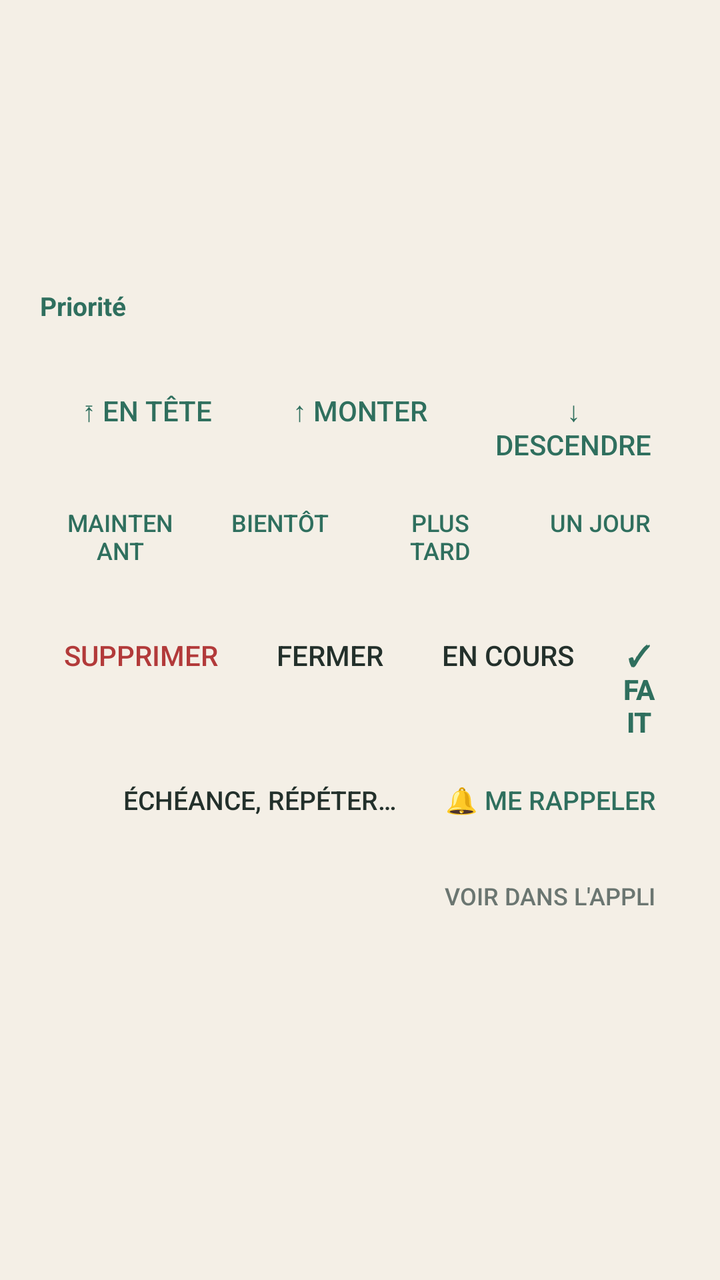
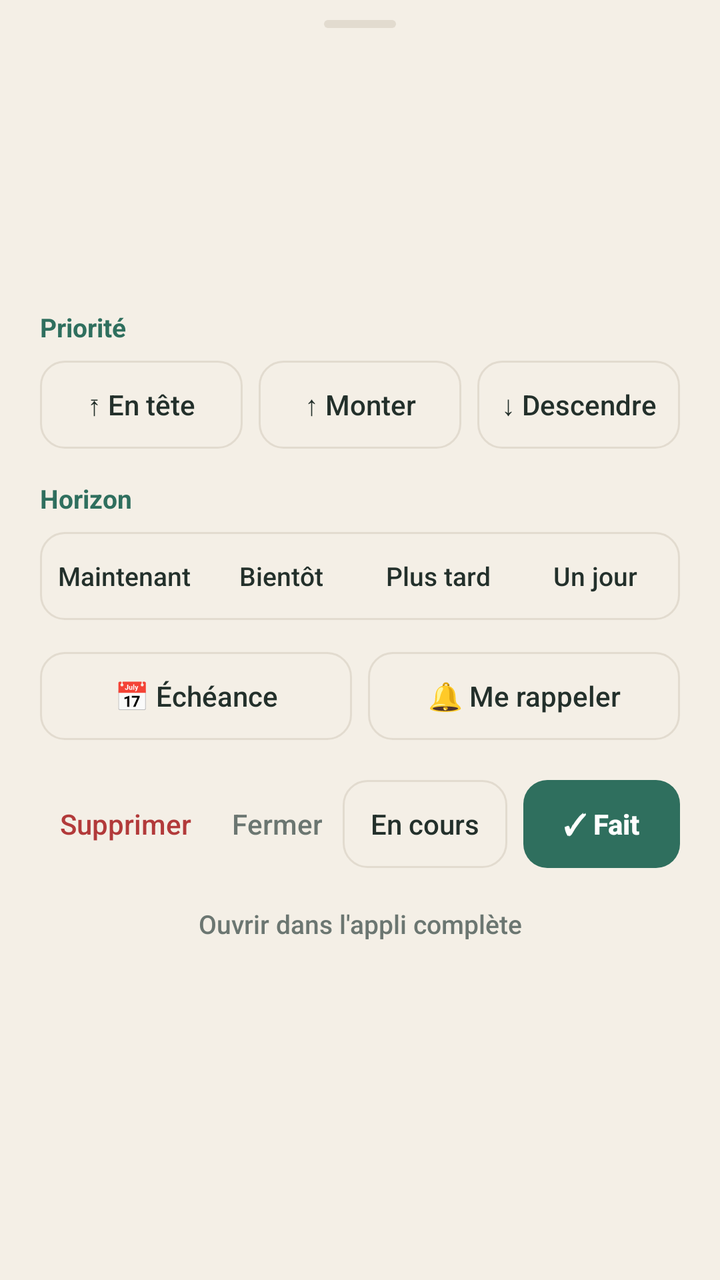

Before-and-after screenshots of an Android layout around one commit, followed by the original layout XML and the change that was made.
<!-- AndroidManifest.xml: application theme Theme.Taches -->
<!-- res/layout/ecran_detail.xml -->
<?xml version="1.0" encoding="utf-8"?>
<ScrollView xmlns:android="http://schemas.android.com/apk/res/android"
    android:layout_width="match_parent"
    android:layout_height="wrap_content">
<LinearLayout
    android:layout_width="match_parent"
    android:layout_height="wrap_content"
    android:orientation="vertical"
    android:padding="20dp">

    <TextView
        android:id="@+id/titre"
        android:layout_width="match_parent"
        android:layout_height="wrap_content"
        android:textSize="18sp"
        android:textStyle="bold" />

    <TextView
        android:id="@+id/meta"
        android:layout_width="match_parent"
        android:layout_height="wrap_content"
        android:layout_marginTop="4dp"
        android:textColor="@color/discret"
        android:textSize="13sp" />

    <TextView
        android:id="@+id/details"
        android:layout_width="match_parent"
        android:layout_height="wrap_content"
        android:layout_marginTop="12dp"
        android:textSize="15sp" />

    <TextView
        android:id="@+id/brut"
        android:layout_width="match_parent"
        android:layout_height="wrap_content"
        android:layout_marginTop="12dp"
        android:textColor="@color/discret"
        android:textSize="13sp"
        android:textStyle="italic" />

    
    <LinearLayout
        android:id="@+id/bloc_priorite"
        android:layout_width="match_parent"
        android:layout_height="wrap_content"
        android:layout_marginTop="16dp"
        android:orientation="vertical">

        <TextView
            android:layout_width="wrap_content"
            android:layout_height="wrap_content"
            android:text="Priorité"
            android:textColor="@color/accent"
            android:textSize="13sp"
            android:textStyle="bold" />

        <TextView
            android:id="@+id/position"
            android:layout_width="match_parent"
            android:layout_height="wrap_content"
            android:layout_marginTop="2dp"
            android:textColor="@color/discret"
            android:textSize="13sp" />

        <LinearLayout
            android:layout_width="match_parent"
            android:layout_height="wrap_content"
            android:orientation="horizontal">

            <Button
                android:id="@+id/btn_tete"
                style="?android:attr/buttonBarButtonStyle"
                android:layout_width="0dp"
                android:layout_height="wrap_content"
                android:layout_weight="1"
                android:text="⤒ En tête" />

            <Button
                android:id="@+id/btn_monter"
                style="?android:attr/buttonBarButtonStyle"
                android:layout_width="0dp"
                android:layout_height="wrap_content"
                android:layout_weight="1"
                android:text="↑ Monter" />

            <Button
                android:id="@+id/btn_descendre"
                style="?android:attr/buttonBarButtonStyle"
                android:layout_width="0dp"
                android:layout_height="wrap_content"
                android:layout_weight="1"
                android:text="↓ Descendre" />
        </LinearLayout>

        <LinearLayout
            android:layout_width="match_parent"
            android:layout_height="wrap_content"
            android:orientation="horizontal">

            <Button
                android:id="@+id/h_maintenant"
                style="?android:attr/buttonBarButtonStyle"
                android:layout_width="0dp"
                android:layout_height="wrap_content"
                android:layout_weight="1"
                android:text="Maintenant"
                android:textSize="12sp" />

            <Button
                android:id="@+id/h_bientot"
                style="?android:attr/buttonBarButtonStyle"
                android:layout_width="0dp"
                android:layout_height="wrap_content"
                android:layout_weight="1"
                android:text="Bientôt"
                android:textSize="12sp" />

            <Button
                android:id="@+id/h_plus_tard"
                style="?android:attr/buttonBarButtonStyle"
                android:layout_width="0dp"
                android:layout_height="wrap_content"
                android:layout_weight="1"
                android:text="Plus tard"
                android:textSize="12sp" />

            <Button
                android:id="@+id/h_un_jour"
                style="?android:attr/buttonBarButtonStyle"
                android:layout_width="0dp"
                android:layout_height="wrap_content"
                android:layout_weight="1"
                android:text="Un jour"
                android:textSize="12sp" />
        </LinearLayout>
    </LinearLayout>

    <LinearLayout
        android:layout_width="match_parent"
        android:layout_height="wrap_content"
        android:layout_marginTop="16dp"
        android:gravity="end"
        android:orientation="horizontal">

        <Button
            android:id="@+id/btn_supprimer"
            style="?android:attr/borderlessButtonStyle"
            android:layout_width="wrap_content"
            android:layout_height="wrap_content"
            android:text="Supprimer"
            android:textColor="#B23A3A" />

        <Button
            android:id="@+id/btn_fermer"
            style="?android:attr/borderlessButtonStyle"
            android:layout_width="wrap_content"
            android:layout_height="wrap_content"
            android:text="Fermer" />

        <Button
            android:id="@+id/btn_en_cours"
            style="?android:attr/borderlessButtonStyle"
            android:layout_width="wrap_content"
            android:layout_height="wrap_content"
            android:text="En cours" />

        <Button
            android:id="@+id/btn_fait"
            style="?android:attr/borderlessButtonStyle"
            android:layout_width="wrap_content"
            android:layout_height="wrap_content"
            android:text="✓ Fait"
            android:textColor="@color/accent"
            android:textStyle="bold" />
    </LinearLayout>

    <LinearLayout
        android:layout_width="match_parent"
        android:layout_height="wrap_content"
        android:gravity="end"
        android:orientation="horizontal">

        <Button
            android:id="@+id/btn_planifier"
            style="?android:attr/borderlessButtonStyle"
            android:layout_width="wrap_content"
            android:layout_height="wrap_content"
            android:text="Échéance, répéter…"
            android:textSize="13sp" />

        <Button
            android:id="@+id/btn_rappel"
            style="?android:attr/borderlessButtonStyle"
            android:layout_width="wrap_content"
            android:layout_height="wrap_content"
            android:text="🔔 Me rappeler"
            android:textColor="@color/accent"
            android:textSize="13sp" />
    </LinearLayout>

    <Button
        android:id="@+id/btn_appli"
        style="?android:attr/borderlessButtonStyle"
        android:layout_width="wrap_content"
        android:layout_height="wrap_content"
        android:layout_gravity="end"
        android:text="Voir dans l'appli"
        android:textColor="@color/discret"
        android:textSize="12sp" />
</LinearLayout>
</ScrollView>
<!-- resources referenced by this layout -->
<resources>
  <color name="accent">#2F6F5E</color>
  <color name="discret">#6B7671</color>
  <style name="Theme.Taches" parent="@android:style/Theme.Material.Light.NoActionBar">
          <item name="android:colorPrimary">@color/accent</item>
          <item name="android:colorAccent">@color/accent</item>
          <item name="android:statusBarColor">@color/fond</item>
          <item name="android:windowLightStatusBar">true</item>
          <item name="android:windowBackground">@color/fond</item>
          <item name="android:textColorPrimary">@color/texte</item>
      </style>
  <color name="fond">#F4EFE6</color>
  <color name="texte">#23302B</color>
</resources>

<!-- the commit's change to res/layout/ecran_detail.xml (unified diff, before → after) -->
@@ -2,211 +2,249 @@
 <ScrollView xmlns:android="http://schemas.android.com/apk/res/android"
     android:layout_width="match_parent"
     android:layout_height="wrap_content">
-<LinearLayout
-    android:layout_width="match_parent"
-    android:layout_height="wrap_content"
-    android:orientation="vertical"
-    android:padding="20dp">
-
-    <TextView
-        android:id="@+id/titre"
-        android:layout_width="match_parent"
-        android:layout_height="wrap_content"
-        android:textSize="18sp"
-        android:textStyle="bold" />
-
-    <TextView
-        android:id="@+id/meta"
-        android:layout_width="match_parent"
-        android:layout_height="wrap_content"
-        android:layout_marginTop="4dp"
-        android:textColor="@color/discret"
-        android:textSize="13sp" />
-
-    <TextView
-        android:id="@+id/details"
-        android:layout_width="match_parent"
-        android:layout_height="wrap_content"
-        android:layout_marginTop="12dp"
-        android:textSize="15sp" />
-
-    <TextView
-        android:id="@+id/brut"
-        android:layout_width="match_parent"
-        android:layout_height="wrap_content"
-        android:layout_marginTop="12dp"
-        android:textColor="@color/discret"
-        android:textSize="13sp"
-        android:textStyle="italic" />
-
-    
-    <LinearLayout
-        android:id="@+id/bloc_priorite"
-        android:layout_width="match_parent"
-        android:layout_height="wrap_content"
-        android:layout_marginTop="16dp"
-        android:orientation="vertical">
-
-        <TextView
-            android:layout_width="wrap_content"
-            android:layout_height="wrap_content"
-            android:text="Priorité"
-            android:textColor="@color/accent"
-            android:textSize="13sp"
-            android:textStyle="bold" />
-
-        <TextView
-            android:id="@+id/position"
-            android:layout_width="match_parent"
-            android:layout_height="wrap_content"
-            android:layout_marginTop="2dp"
-            android:textColor="@color/discret"
-            android:textSize="13sp" />
-
-        <LinearLayout
-            android:layout_width="match_parent"
-            android:layout_height="wrap_content"
-            android:orientation="horizontal">
-
-            <Button
-                android:id="@+id/btn_tete"
-                style="?android:attr/buttonBarButtonStyle"
-                android:layout_width="0dp"
-                android:layout_height="wrap_content"
-                android:layout_weight="1"
-                android:text="⤒ En tête" />
-
-            <Button
-                android:id="@+id/btn_monter"
-                style="?android:attr/buttonBarButtonStyle"
-                android:layout_width="0dp"
-                android:layout_height="wrap_content"
-                android:layout_weight="1"
-                android:text="↑ Monter" />
-
-            <Button
-                android:id="@+id/btn_descendre"
-                style="?android:attr/buttonBarButtonStyle"
-                android:layout_width="0dp"
-                android:layout_height="wrap_content"
-                android:layout_weight="1"
-                android:text="↓ Descendre" />
-        </LinearLayout>
-
-        <LinearLayout
-            android:layout_width="match_parent"
-            android:layout_height="wrap_content"
-            android:orientation="horizontal">
-
-            <Button
-                android:id="@+id/h_maintenant"
-                style="?android:attr/buttonBarButtonStyle"
-                android:layout_width="0dp"
-                android:layout_height="wrap_content"
-                android:layout_weight="1"
-                android:text="Maintenant"
-                android:textSize="12sp" />
-
-            <Button
-                android:id="@+id/h_bientot"
-                style="?android:attr/buttonBarButtonStyle"
-                android:layout_width="0dp"
-                android:layout_height="wrap_content"
-                android:layout_weight="1"
-                android:text="Bientôt"
-                android:textSize="12sp" />
-
-            <Button
-                android:id="@+id/h_plus_tard"
-                style="?android:attr/buttonBarButtonStyle"
-                android:layout_width="0dp"
-                android:layout_height="wrap_content"
-                android:layout_weight="1"
-                android:text="Plus tard"
-                android:textSize="12sp" />
-
-            <Button
-                android:id="@+id/h_un_jour"
-                style="?android:attr/buttonBarButtonStyle"
-                android:layout_width="0dp"
-                android:layout_height="wrap_content"
-                android:layout_weight="1"
-                android:text="Un jour"
-                android:textSize="12sp" />
-        </LinearLayout>
-    </LinearLayout>
 
     <LinearLayout
         android:layout_width="match_parent"
         android:layout_height="wrap_content"
-        android:layout_marginTop="16dp"
-        android:gravity="end"
-        android:orientation="horizontal">
+        android:orientation="vertical"
+        android:paddingStart="20dp"
+        android:paddingTop="10dp"
+        android:paddingEnd="20dp"
+        android:paddingBottom="24dp">
+
+        <View
+            android:layout_width="36dp"
+            android:layout_height="4dp"
+            android:layout_gravity="center_horizontal"
+            android:background="@drawable/fond_poignee" />
+
+        <TextView
+            android:id="@+id/titre"
+            android:layout_width="match_parent"
+            android:layout_height="wrap_content"
+            android:layout_marginTop="14dp"
+            android:textColor="@color/texte"
+            android:textSize="20sp"
+            android:textStyle="bold" />
+
+        <TextView
+            android:id="@+id/meta"
+            android:layout_width="match_parent"
+            android:layout_height="wrap_content"
+            android:layout_marginTop="4dp"
+            android:textColor="@color/discret"
+            android:textSize="13sp" />
+
+        <TextView
+            android:id="@+id/details"
+            android:layout_width="match_parent"
+            android:layout_height="wrap_content"
+            android:layout_marginTop="12dp"
+            android:textColor="@color/texte"
+            android:textSize="15sp" />
+
+        <TextView
+            android:id="@+id/brut"
+            android:layout_width="match_parent"
+            android:layout_height="wrap_content"
+            android:layout_marginTop="8dp"
+            android:textColor="@color/discret"
+            android:textSize="13sp"
+            android:textStyle="italic" />
+
+        
+        <LinearLayout
+            android:id="@+id/bloc_priorite"
+            android:layout_width="match_parent"
+            android:layout_height="wrap_content"
+            android:layout_marginTop="20dp"
+            android:orientation="vertical">
+
+            <LinearLayout
+                android:layout_width="match_parent"
+                android:layout_height="wrap_content"
+                android:gravity="center_vertical"
+                android:orientation="horizontal">
+
+                <TextView
+                    style="@style/Rubrique"
+                    android:layout_width="wrap_content"
+                    android:layout_height="wrap_content"
+                    android:text="Priorité" />
+
+                <TextView
+                    android:id="@+id/position"
+                    android:layout_width="0dp"
+                    android:layout_height="wrap_content"
+                    android:layout_weight="1"
+                    android:gravity="end"
+                    android:maxLines="1"
+                    android:ellipsize="end"
+                    android:textColor="@color/discret"
+                    android:textSize="13sp" />
+            </LinearLayout>
+
+            <LinearLayout
+                android:layout_width="match_parent"
+                android:layout_height="wrap_content"
+                android:layout_marginTop="8dp"
+                android:orientation="horizontal">
+
+                <Button
+                    android:id="@+id/btn_tete"
+                    style="@style/Bouton.Pilule"
+                    android:layout_width="0dp"
+                    android:layout_height="wrap_content"
+                    android:layout_weight="1"
+                    android:text="⤒ En tête" />
+
+                <Button
+                    android:id="@+id/btn_monter"
+                    style="@style/Bouton.Pilule"
+                    android:layout_width="0dp"
+                    android:layout_height="wrap_content"
+                    android:layout_marginStart="8dp"
+                    android:layout_weight="1"
+                    android:text="↑ Monter" />
+
+                <Button
+                    android:id="@+id/btn_descendre"
+                    style="@style/Bouton.Pilule"
+                    android:layout_width="0dp"
+                    android:layout_height="wrap_content"
+                    android:layout_marginStart="8dp"
+                    android:layout_weight="1"
+                    android:text="↓ Descendre" />
+            </LinearLayout>
+
+            <TextView
+                style="@style/Rubrique"
+                android:layout_width="wrap_content"
+                android:layout_height="wrap_content"
+                android:layout_marginTop="16dp"
+                android:text="Horizon" />
+
+            <LinearLayout
+                android:layout_width="match_parent"
+                android:layout_height="wrap_content"
+                android:layout_marginTop="8dp"
+                android:background="@drawable/fond_segments"
+                android:orientation="horizontal"
+                android:padding="3dp">
+
+                <Button
+                    android:id="@+id/h_maintenant"
+                    style="@style/Bouton.Segment"
+                    android:layout_width="0dp"
+                    android:layout_height="wrap_content"
+                    android:layout_weight="1"
+                    android:text="Maintenant" />
+
+                <Button
+                    android:id="@+id/h_bientot"
+                    style="@style/Bouton.Segment"
+                    android:layout_width="0dp"
+                    android:layout_height="wrap_content"
+                    android:layout_weight="1"
+                    android:text="Bientôt" />
+
+                <Button
+                    android:id="@+id/h_plus_tard"
+                    style="@style/Bouton.Segment"
+                    android:layout_width="0dp"
+                    android:layout_height="wrap_content"
+                    android:layout_weight="1"
+                    android:text="Plus tard" />
+
+                <Button
+                    android:id="@+id/h_un_jour"
+                    style="@style/Bouton.Segment"
+                    android:layout_width="0dp"
+                    android:layout_height="wrap_content"
+                    android:layout_weight="1"
+                    android:text="Un jour" />
+            </LinearLayout>
+        </LinearLayout>
+
+        
+        <LinearLayout
+            android:layout_width="match_parent"
+            android:layout_height="wrap_content"
+            android:layout_marginTop="16dp"
+            android:orientation="horizontal">
+
+            <Button
+                android:id="@+id/btn_planifier"
+                style="@style/Bouton.Pilule"
+                android:layout_width="0dp"
+                android:layout_height="wrap_content"
+                android:layout_weight="1"
+                android:text="📅 Échéance" />
+
+            <Button
+                android:id="@+id/btn_rappel"
+                style="@style/Bouton.Pilule"
+                android:layout_width="0dp"
+                android:layout_height="wrap_content"
+                android:layout_marginStart="8dp"
+                android:layout_weight="1"
+                android:text="🔔 Me rappeler" />
+        </LinearLayout>
+
+        
+        <LinearLayout
+            android:layout_width="match_parent"
+            android:layout_height="wrap_content"
+            android:layout_marginTop="20dp"
+            android:gravity="center_vertical"
+            android:orientation="horizontal">
+
+            <Button
+                android:id="@+id/btn_supprimer"
+                style="@style/Bouton.Lien"
+                android:layout_width="wrap_content"
+                android:layout_height="wrap_content"
+                android:text="Supprimer"
+                android:textColor="#B23A3A" />
+
+            <Button
+                android:id="@+id/btn_fermer"
+                style="@style/Bouton.Lien"
+                android:layout_width="wrap_content"
+                android:layout_height="wrap_content"
+                android:text="Fermer" />
+
+            <View
+                android:layout_width="0dp"
+                android:layout_height="1dp"
+                android:layout_weight="1" />
+
+            <Button
+                android:id="@+id/btn_en_cours"
+                style="@style/Bouton.Pilule"
+                android:layout_width="wrap_content"
+                android:layout_height="wrap_content"
+                android:paddingStart="14dp"
+                android:paddingEnd="14dp"
+                android:text="En cours" />
+
+            <Button
+                android:id="@+id/btn_fait"
+                style="@style/Bouton.Principal"
+                android:layout_width="wrap_content"
+                android:layout_height="wrap_content"
+                android:layout_marginStart="8dp"
+                android:text="✓ Fait" />
+        </LinearLayout>
 
         <Button
-            android:id="@+id/btn_supprimer"
-            style="?android:attr/borderlessButtonStyle"
+            android:id="@+id/btn_appli"
+            style="@style/Bouton.Lien"
             android:layout_width="wrap_content"
             android:layout_height="wrap_content"
-            android:text="Supprimer"
-            android:textColor="#B23A3A" />
-
-        <Button
-            android:id="@+id/btn_fermer"
-            style="?android:attr/borderlessButtonStyle"
-            android:layout_width="wrap_content"
-            android:layout_height="wrap_content"
-            android:text="Fermer" />
-
-        <Button
-            android:id="@+id/btn_en_cours"
-            style="?android:attr/borderlessButtonStyle"
-            android:layout_width="wrap_content"
-            android:layout_height="wrap_content"
-            android:text="En cours" />
-
-        <Button
-            android:id="@+id/btn_fait"
-            style="?android:attr/borderlessButtonStyle"
-            android:layout_width="wrap_content"
-            android:layout_height="wrap_content"
-            android:text="✓ Fait"
-            android:textColor="@color/accent"
-            android:textStyle="bold" />
-    </LinearLayout>
-
-    <LinearLayout
-        android:layout_width="match_parent"
-        android:layout_height="wrap_content"
-        android:gravity="end"
-        android:orientation="horizontal">
-
-        <Button
-            android:id="@+id/btn_planifier"
-            style="?android:attr/borderlessButtonStyle"
-            android:layout_width="wrap_content"
-            android:layout_height="wrap_content"
-            android:text="Échéance, répéter…"
-            android:textSize="13sp" />
-
-        <Button
-            android:id="@+id/btn_rappel"
-            style="?android:attr/borderlessButtonStyle"
-            android:layout_width="wrap_content"
-            android:layout_height="wrap_content"
-            android:text="🔔 Me rappeler"
-            android:textColor="@color/accent"
+            android:layout_gravity="center_horizontal"
+            android:layout_marginTop="6dp"
+            android:text="Ouvrir dans l'appli complète"
             android:textSize="13sp" />
     </LinearLayout>
-
-    <Button
-        android:id="@+id/btn_appli"
-        style="?android:attr/borderlessButtonStyle"
-        android:layout_width="wrap_content"
-        android:layout_height="wrap_content"
-        android:layout_gravity="end"
-        android:text="Voir dans l'appli"
-        android:textColor="@color/discret"
-        android:textSize="12sp" />
-</LinearLayout>
 </ScrollView>
<!-- resource entries referenced after the edit -->
@@ -10,7 +10,75 @@
           <item name="android:windowBackground">@color/fond</item>
           <item name="android:textColorPrimary">@color/texte</item>
       </style>
+  <color name="ligne">#E2DBCF</color>
   <color name="fond">#F4EFE6</color>
+  <!-- drawable fond_pilule (drawable) -->
+  <?xml version="1.0" encoding="utf-8"?>
+  <ripple xmlns:android="http://schemas.android.com/apk/res/android" android:color="@color/ligne">
+      <item>
+          <shape android:shape="rectangle">
+              <solid android:color="@color/fond" />
+              <stroke android:width="1dp" android:color="@color/ligne" />
+              <corners android:radius="12dp" />
+          </shape>
+      </item>
+  </ripple>
+  <!-- drawable fond_principal (drawable) -->
+  <?xml version="1.0" encoding="utf-8"?>
+  <ripple xmlns:android="http://schemas.android.com/apk/res/android" android:color="#33FFFFFF">
+      <item>
+          <shape android:shape="rectangle">
+              <solid android:color="@color/accent" />
+              <corners android:radius="12dp" />
+          </shape>
+      </item>
+  </ripple>
+  <color name="accent_texte">#FFFFFF</color>
   <color name="texte">#23302B</color>
+  <!-- drawable fond_poignee (drawable) -->
+  <?xml version="1.0" encoding="utf-8"?>
+  <shape xmlns:android="http://schemas.android.com/apk/res/android" android:shape="rectangle">
+      <solid android:color="@color/ligne" />
+      <corners android:radius="2dp" />
+  </shape>
+  <!-- drawable fond_segments (drawable) -->
+  <?xml version="1.0" encoding="utf-8"?>
+  <shape xmlns:android="http://schemas.android.com/apk/res/android" android:shape="rectangle">
+      <solid android:color="@color/fond" />
+      <stroke android:width="1dp" android:color="@color/ligne" />
+      <corners android:radius="12dp" />
+  </shape>
+  <style name="Bouton.Lien">
+          <item name="android:textColor">@color/discret</item>
+      </style>
+  <style name="Bouton.Pilule">
+          <item name="android:background">@drawable/fond_pilule</item>
+          <item name="android:textColor">@color/texte</item>
+          <item name="android:autoSizeTextType">uniform</item>
+          <item name="android:autoSizeMinTextSize">10sp</item>
+          <item name="android:autoSizeMaxTextSize">14sp</item>
+      </style>
+  <style name="Bouton.Principal">
+          <item name="android:background">@drawable/fond_principal</item>
+          <item name="android:textColor">@color/accent_texte</item>
+          <item name="android:textStyle">bold</item>
+          <item name="android:paddingStart">20dp</item>
+          <item name="android:paddingEnd">20dp</item>
+      </style>
+  <style name="Bouton.Segment">
+          <item name="android:background">@android:color/transparent</item>
+          <item name="android:textColor">@color/texte</item>
+          <item name="android:minHeight">38dp</item>
+          <item name="android:paddingStart">2dp</item>
+          <item name="android:paddingEnd">2dp</item>
+          <item name="android:autoSizeTextType">uniform</item>
+          <item name="android:autoSizeMinTextSize">9sp</item>
+          <item name="android:autoSizeMaxTextSize">13sp</item>
+      </style>
+  <style name="Rubrique">
+          <item name="android:textColor">@color/accent</item>
+          <item name="android:textSize">13sp</item>
+          <item name="android:textStyle">bold</item>
+      </style>
 </resources>
 
